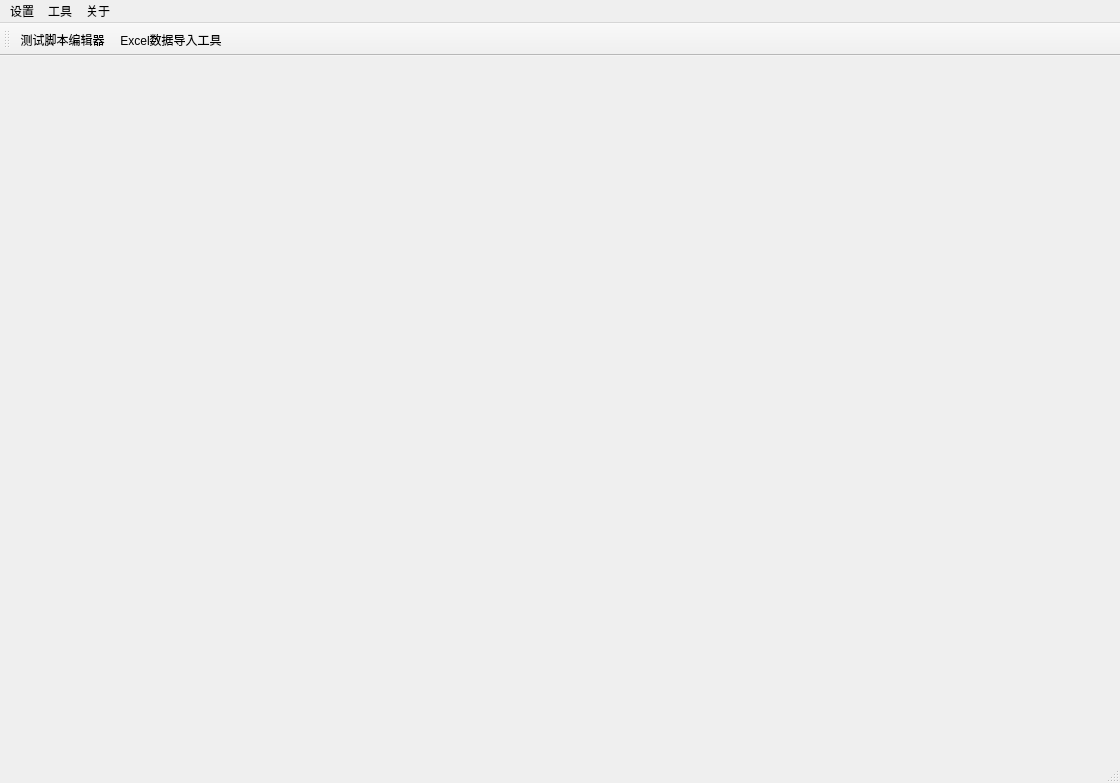
JaneYih/QT_NeoToolKits, file src/NeoToolKits/UI/Form/MainWindowDialog.ui: the form before one commit.
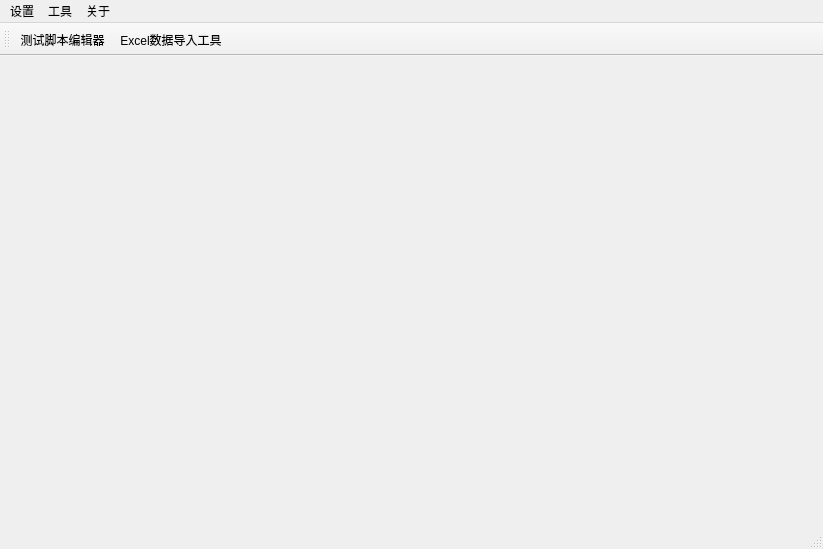
The form after the commit. Icons and pictures are not drawn.

Commit message: 新增DBScript的投放功能，即.db文件的投放功能

Patch:
```diff
--- a/src/NeoToolKits/UI/Form/MainWindowDialog.ui
+++ b/src/NeoToolKits/UI/Form/MainWindowDialog.ui
@@ -6,8 +6,8 @@
    <rect>
     <x>0</x>
     <y>0</y>
-    <width>1120</width>
-    <height>783</height>
+    <width>823</width>
+    <height>549</height>
    </rect>
   </property>
   <property name="windowTitle">
@@ -37,8 +37,8 @@
     <rect>
      <x>0</x>
      <y>0</y>
-     <width>1120</width>
-     <height>26</height>
+     <width>823</width>
+     <height>23</height>
     </rect>
    </property>
    <widget class="QMenu" name="menuAbout">
```
The commit also changes 2 other files.
